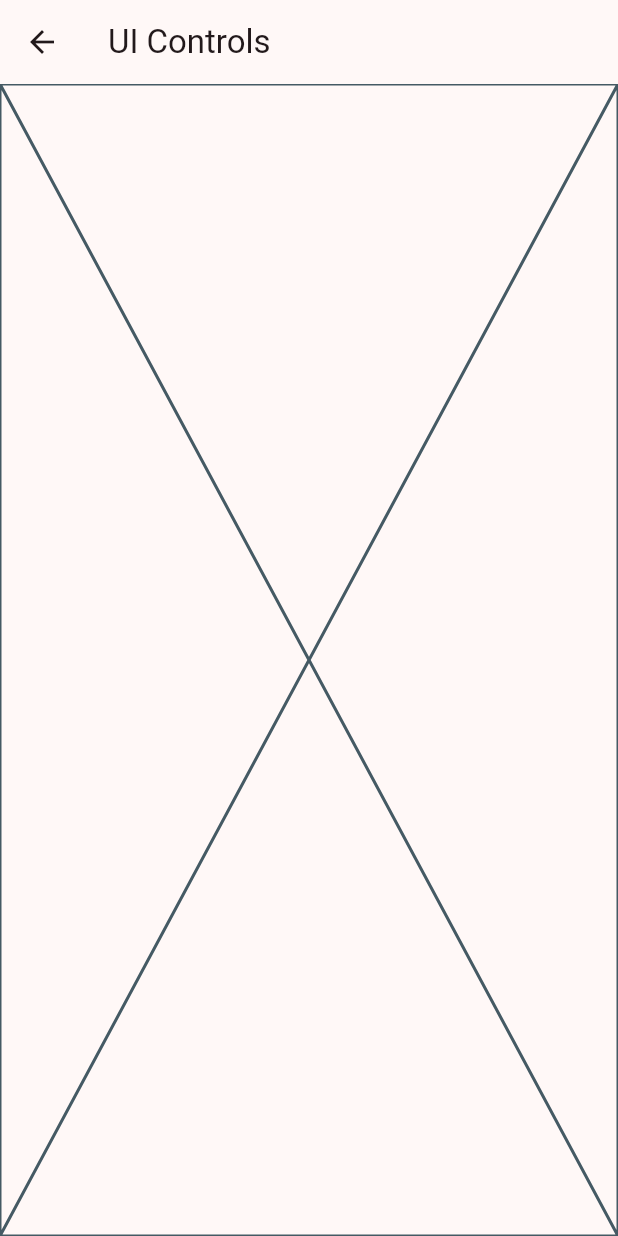
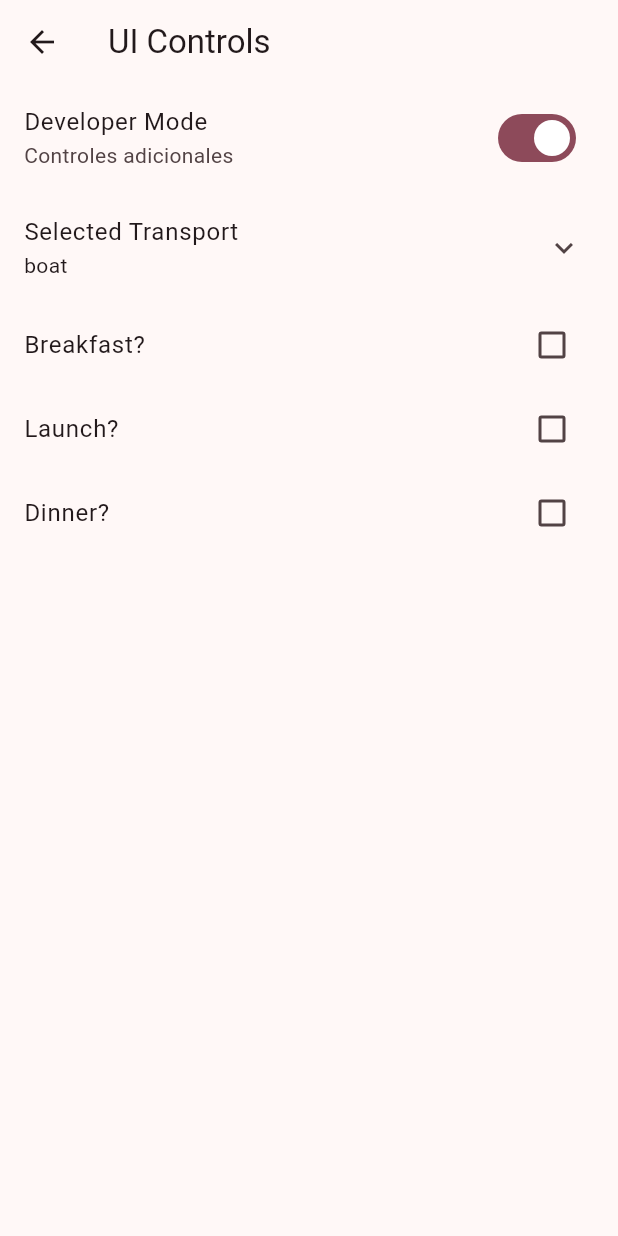
Before and after one commit to vicmazch/flutter-ui-elements, a Flutter app: the UIControlsScreen screen opened directly, on a phone screen of 412 x 824 dp. Run offline on Flutter 3.47's test engine with Material 2 defaults, Android fonts, the phone set to English and light mode, and no system bars; our stand-ins replace go_router.

Commit message:
animated container & ui controls

```diff
--- a/lib/config/menu/menu_item.dart
+++ b/lib/config/menu/menu_item.dart
@@ -20,4 +20,6 @@ const List<MenuItem> appMenuItems = [
    MenuItem(title: 'Tarjetas', subTitle: 'Un contenedor estilizado', link: '/cards', icon: Icons.credit_card),
    MenuItem(title: 'Progress Indicators', subTitle: 'Generales y controlados', link: '/progress', icon: Icons.refresh_rounded),
    MenuItem(title: 'Snackbars & Dialogs', subTitle: 'Indicadores', link: '/snackbar', icon: Icons.info_outline),
+   MenuItem(title: 'Animated Container', subTitle: 'Stateful widget animated', link: '/animations', icon: Icons.animation_outlined),
+   MenuItem(title: 'UI Controls', subTitle: 'Checkboxes, radius, and tiles', link: '/ui-controls', icon: Icons.check_circle_outline_outlined),
 ];
--- a/lib/config/router/app_router.dart
+++ b/lib/config/router/app_router.dart
@@ -30,5 +30,15 @@ final appRouter = GoRouter(
       name: SnackBarScreen.name,
       builder: (context, state) => const SnackBarScreen(),
     ),
+    GoRoute(
+      path: '/animations',
+      name: AnimatedScreen.name,
+      builder: (context, state) => const AnimatedScreen(),
+    ),
+    GoRoute(
+      path: '/ui-controls',
+      name: UIControlsScreen.name,
+      builder: (context, state) => const UIControlsScreen(),
+    ),
   ],
 );
--- a/lib/config/theme/app_theme.dart
+++ b/lib/config/theme/app_theme.dart
@@ -28,6 +28,8 @@ class AppTheme {
     )
   );
 
+  List<Color> getColorList() => colorList;
+
 
 
 
--- a/lib/presentation/screens/ui_controls/ui_controls_screen.dart
+++ b/lib/presentation/screens/ui_controls/ui_controls_screen.dart
@@ -8,10 +8,118 @@ class UIControlsScreen extends StatelessWidget {
   @override
   Widget build(BuildContext context) {
     return Scaffold(
-      appBar: AppBar(
-        title: const Text('UI Controls'),
-      ),
-      body: const Placeholder()
+        appBar: AppBar(
+          title: const Text('UI Controls'),
+        ),
+        body: const _UIControlsView());
+  }
+}
+
+enum Transportation { car, plane, boat, submarine }
+
+class _UIControlsView extends StatefulWidget {
+  const _UIControlsView(
+      // {super.key,}
+      );
+
+  @override
+  State<_UIControlsView> createState() => _UIControlsViewState();
+}
+
+class _UIControlsViewState extends State<_UIControlsView> {
+  bool isDeveloper = true;
+  Transportation selectedTranport = Transportation.boat;
+  bool wantsBreakfast = false;
+  bool wantsLaunch = false;
+  bool wantsDinner = false;
+
+  @override
+  Widget build(BuildContext context) {
+    return ListView(
+      physics: const ClampingScrollPhysics(),
+      children: [
+        SwitchListTile(
+            value: isDeveloper,
+            title: const Text('Developer Mode'),
+            subtitle: const Text('Controles adicionales'),
+            onChanged: (value) {
+              isDeveloper = !isDeveloper;
+              setState(() {});
+            }),
+        ExpansionTile(
+          title: const Text('Selected Transport'),
+          subtitle: Text(selectedTranport.name),
+          children: [
+            RadioListTile(
+              value: Transportation.car,
+              title: const Text('Car'),
+              subtitle: const Text('Transport on car'),
+              groupValue: selectedTranport,
+              onChanged: (value) {
+                setState(() {
+                  selectedTranport = Transportation.car;
+                });
+              },
+            ),
+            RadioListTile(
+              value: Transportation.plane,
+              title: const Text('Plane'),
+              subtitle: const Text('Transport on Plane'),
+              groupValue: selectedTranport,
+              onChanged: (value) {
+                setState(() {
+                  selectedTranport = Transportation.plane;
+                });
+              },
+            ),
+            RadioListTile(
+              value: Transportation.boat,
+              title: const Text('Boat'),
+              subtitle: const Text('Transport on Boat'),
+              groupValue: selectedTranport,
+              onChanged: (value) {
+                setState(() {
+                  selectedTranport = Transportation.boat;
+                });
+              },
+            ),
+            RadioListTile(
+              value: Transportation.submarine,
+              title: const Text('Submarine'),
+              subtitle: const Text('Transport on Submarine'),
+              groupValue: selectedTranport,
+              onChanged: (value) {
+                setState(() {
+                  selectedTranport = Transportation.submarine;
+                });
+              },
+            ),
+          ],
+        ),
+
+        CheckboxListTile(
+          title: const Text('Breakfast?'),
+          value: wantsBreakfast,
+          onChanged: (value) => setState(() {
+            wantsBreakfast = !wantsBreakfast;
+          }),
+        ),
+        CheckboxListTile(
+          title: const Text('Launch?'),
+          value: wantsLaunch,
+          onChanged: (value) => setState(() {
+            wantsLaunch = !wantsLaunch;
+          }),
+        ),
+        CheckboxListTile(
+          title: const Text('Dinner?'),
+          value: wantsDinner,
+          onChanged: (value) => setState(() {
+            wantsDinner = !wantsDinner;
+          }),
+        ),
+
+      ],
     );
   }
 }
```
Also changed, not shown: lib/presentation/screens/animated/animated_screen.dart (+49 -2 lines).
